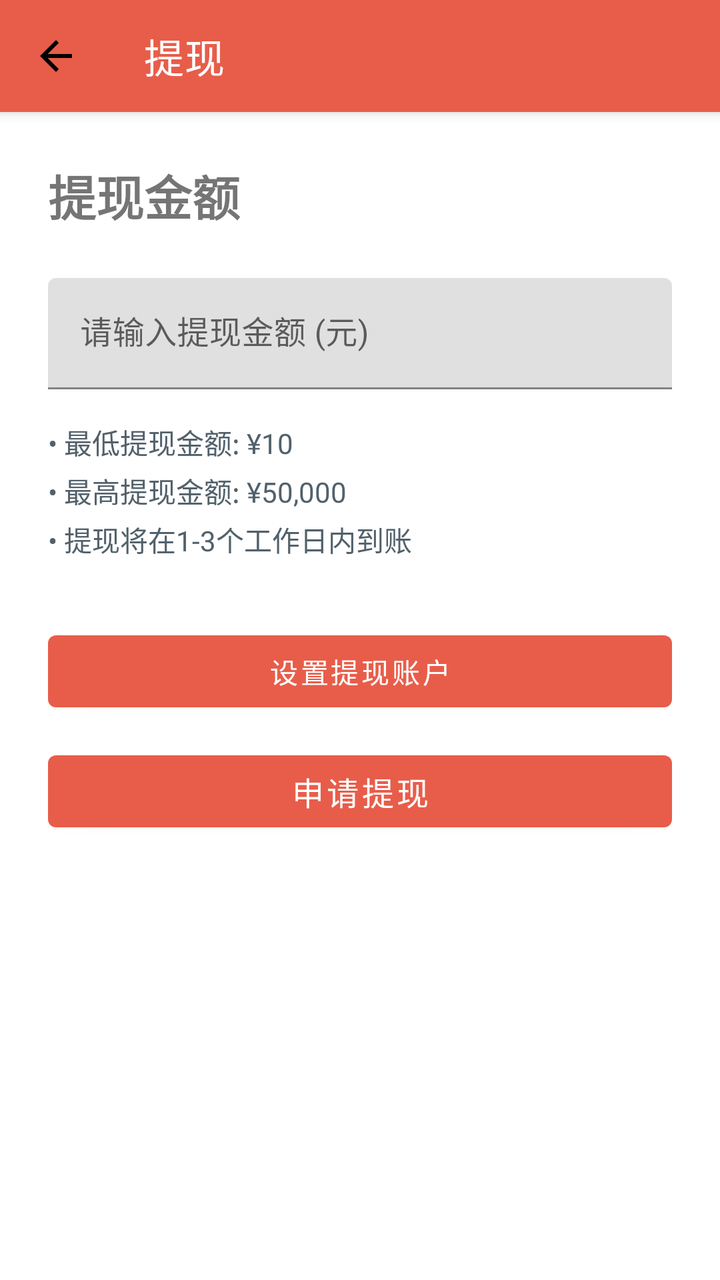
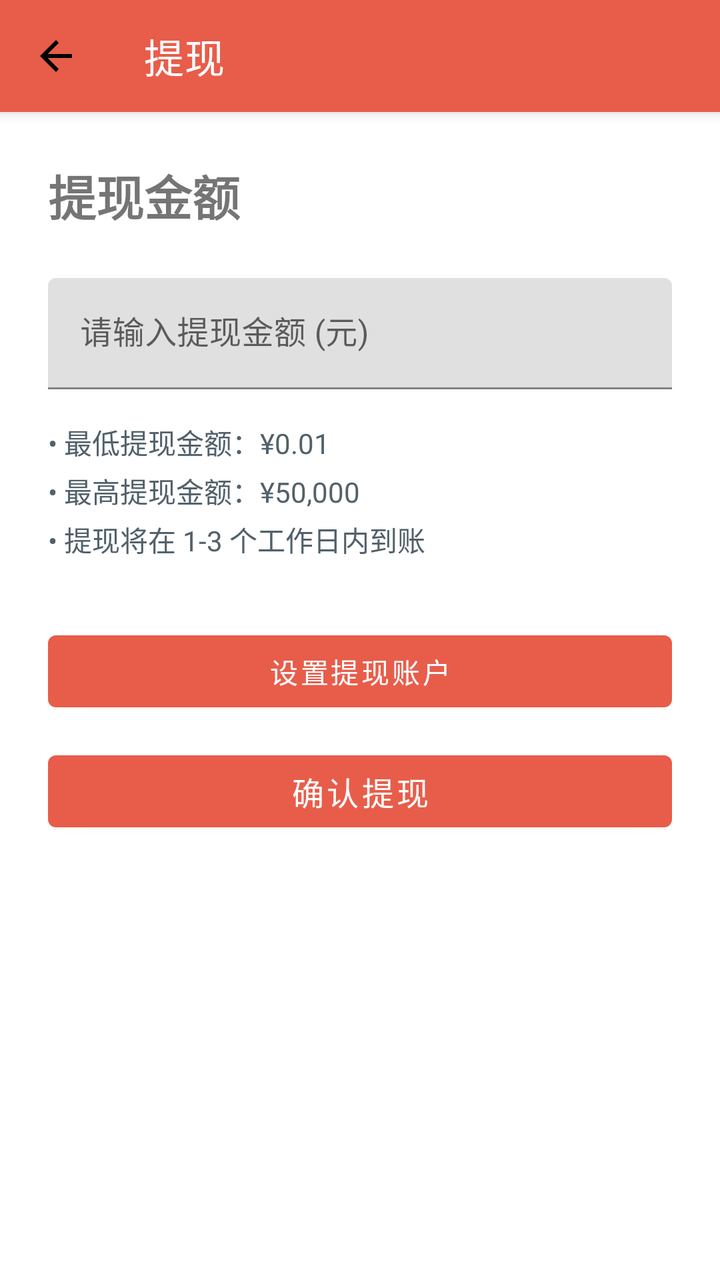

Two renders of the same Android screen: before a commit and after it. Below are the layout's source before the change and the commit's diff.
<!-- AndroidManifest.xml: activity theme Theme.WeightLossBetting -->
<!-- res/layout/activity_withdraw.xml -->
<?xml version="1.0" encoding="utf-8"?>
<LinearLayout xmlns:android="http://schemas.android.com/apk/res/android"
    xmlns:app="http://schemas.android.com/apk/res-auto"
    android:layout_width="match_parent"
    android:layout_height="match_parent"
    android:orientation="vertical">

    <com.google.android.material.appbar.MaterialToolbar
        android:id="@+id/toolbar"
        android:layout_width="match_parent"
        android:layout_height="?attr/actionBarSize"
        android:background="?attr/colorPrimary"
        android:elevation="4dp"
        app:title="提现"
        app:titleTextColor="@android:color/white"
        app:navigationIcon="@drawable/ic_arrow_back" />

    <LinearLayout
        android:layout_width="match_parent"
        android:layout_height="wrap_content"
        android:orientation="vertical"
        android:padding="24dp">

        <TextView
            android:layout_width="wrap_content"
            android:layout_height="wrap_content"
            android:text="提现金额"
            android:textSize="24sp"
            android:textStyle="bold"
            android:layout_marginBottom="24dp" />

        
        <com.google.android.material.textfield.TextInputLayout
            android:layout_width="match_parent"
            android:layout_height="wrap_content"
            android:hint="请输入提现金额 (元)"
            android:layout_marginBottom="16dp">

            <com.google.android.material.textfield.TextInputEditText
                android:id="@+id/etAmount"
                android:layout_width="match_parent"
                android:layout_height="wrap_content"
                android:inputType="numberDecimal" />
        </com.google.android.material.textfield.TextInputLayout>

        
        <TextView
            android:layout_width="wrap_content"
            android:layout_height="wrap_content"
            android:text="• 最低提现金额: ¥10\n• 最高提现金额: ¥50,000\n• 提现将在1-3个工作日内到账"
            android:textSize="14sp"
            android:textColor="@color/xui_config_color_text_content"
            android:lineSpacingExtra="4dp"
            android:layout_marginBottom="32dp" />

        <Button
            android:id="@+id/btnConnectOnboarding"
            android:layout_width="match_parent"
            android:layout_height="wrap_content"
            android:text="设置提现账户"
            android:layout_marginBottom="12dp" />

        
        <Button
            android:id="@+id/btnWithdraw"
            android:layout_width="match_parent"
            android:layout_height="wrap_content"
            android:text="申请提现"
            android:textSize="16sp" />

        
        <ProgressBar
            android:id="@+id/progressBar"
            android:layout_width="wrap_content"
            android:layout_height="wrap_content"
            android:layout_gravity="center"
            android:layout_marginTop="16dp"
            android:visibility="gone" />

    </LinearLayout>

</LinearLayout>
<!-- resources referenced by this layout -->
<resources>
  <color name="xui_config_color_text_content">#FF52616B</color>
  <!-- drawable ic_arrow_back (drawable) -->
  <vector xmlns:android="http://schemas.android.com/apk/res/android"
      android:width="24dp"
      android:height="24dp"
      android:viewportWidth="24"
      android:viewportHeight="24">
      <path
          android:fillColor="#000000"
          android:pathData="M20,11H7.83l5.59,-5.59L12,4l-8,8 8,8 1.41,-1.41L7.83,13H20v-2z"/>
  </vector>
  <style name="Theme.WeightLossBetting" parent="Theme.MaterialComponents.Light.NoActionBar">
          <item name="colorPrimary">@color/brand_primary</item>
          <item name="colorPrimaryDark">@color/brand_primary_dark</item>
          <item name="colorAccent">@color/brand_accent</item>
          <item name="android:statusBarColor">@color/brand_primary_dark</item>
          <item name="android:navigationBarColor">@color/brand_background</item>
          <item name="android:windowLightStatusBar">false</item>
          <item name="android:windowLightNavigationBar">true</item>
          
          
          <item name="XUIThemeStyle">@style/XUITheme.Phone</item>
      </style>
  <color name="brand_primary">#FFE85D4A</color>
  <color name="brand_primary_dark">#FFB94235</color>
  <color name="brand_accent">#FF2E9D87</color>
  <color name="brand_background">#FFF7F5F0</color>
</resources>

<!-- the commit's change to res/layout/activity_withdraw.xml (unified diff, before → after) -->
@@ -47,7 +47,7 @@
         <TextView
             android:layout_width="wrap_content"
             android:layout_height="wrap_content"
-            android:text="• 最低提现金额: ¥10\n• 最高提现金额: ¥50,000\n• 提现将在1-3个工作日内到账"
+            android:text="• 最低提现金额：¥0.01\n• 最高提现金额：¥50,000\n• 提现将在 1-3 个工作日内到账"
             android:textSize="14sp"
             android:textColor="@color/xui_config_color_text_content"
             android:lineSpacingExtra="4dp"
@@ -65,7 +65,7 @@
             android:id="@+id/btnWithdraw"
             android:layout_width="match_parent"
             android:layout_height="wrap_content"
-            android:text="申请提现"
+            android:text="确认提现"
             android:textSize="16sp" />
 
         
